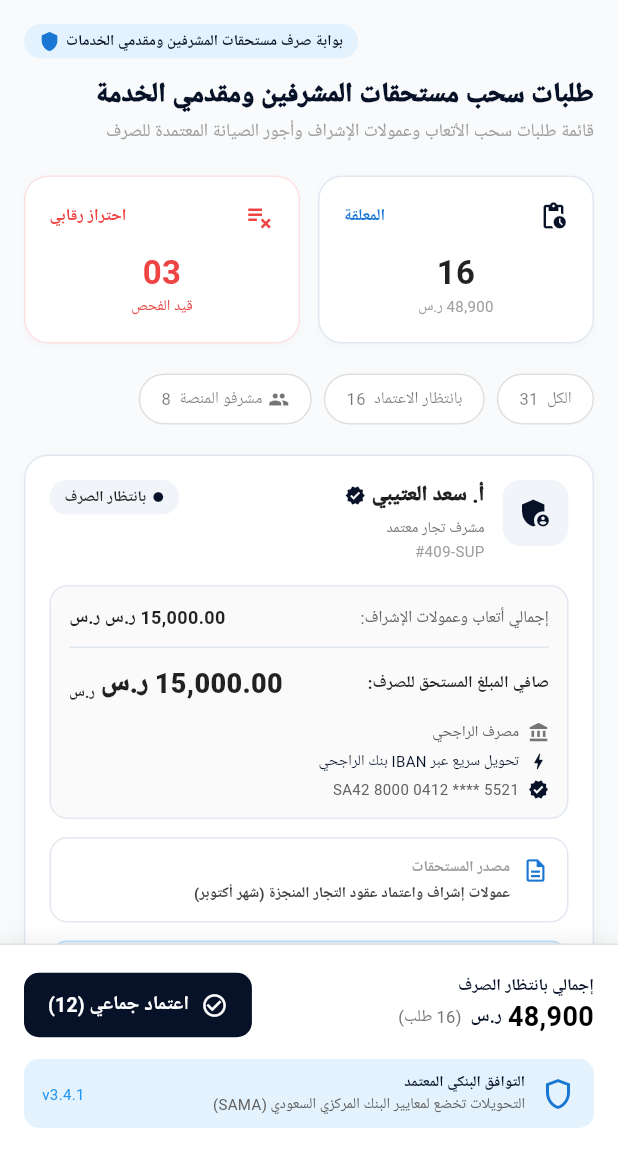
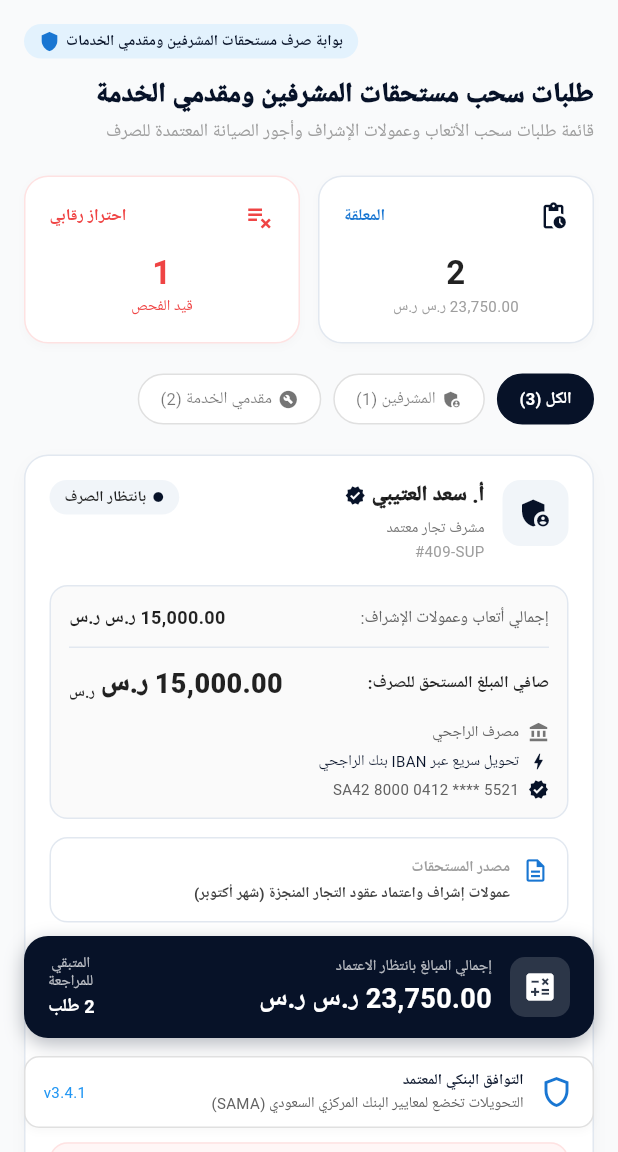
Before and after one commit to codeaurasol2000-lang/borwah-mng, a Flutter app: the SupervisorWithdrawalsScreen screen opened directly, on a phone screen of 412 x 824 dp, the part 84-1236 px from its top. Run offline on Flutter 3.47's test engine with Material 3 defaults, Android fonts, the phone set to English and light mode, and no system bars; our stand-ins replace dartz, equatable, flutter_bloc, get_it.

Commit message:
feat: make supervisor withdrawals screen fully dynamic and apply unified bottom bar style

```diff
--- a/lib/features/presentation/screens/supervisor_withdrawals_screen.dart
+++ b/lib/features/presentation/screens/supervisor_withdrawals_screen.dart
@@ -15,7 +15,31 @@ class SupervisorWithdrawalsScreen extends StatefulWidget {
 class _SupervisorWithdrawalsScreenState extends State<SupervisorWithdrawalsScreen> {
   List<WithdrawalRequestEntity> _requests = [];
   bool _isLoading = true;
-  String _selectedFilter = 'بانتظار الاعتماد 16';
+  String _selectedFilter = 'الكل';
+
+  List<WithdrawalRequestEntity> get _filteredRequests {
+    if (_selectedFilter == 'المشرفين') {
+      return _requests.where((r) => r.beneficiaryType == BeneficiaryType.supervisor).toList();
+    } else if (_selectedFilter == 'مقدمي الخدمة') {
+      return _requests.where((r) => r.beneficiaryType == BeneficiaryType.serviceProvider).toList();
+    }
+    return _requests; // الكل
+  }
+
+  int get _pendingCount => _filteredRequests.where((r) => r.status != RequestStatus.underInvestigation).length;
+  int get _frozenCount => _filteredRequests.where((r) => r.status == RequestStatus.underInvestigation).length;
+
+  double get _totalPendingAmount {
+    return _filteredRequests
+        .where((r) => r.status != RequestStatus.underInvestigation)
+        .fold(0.0, (sum, req) => sum + req.netAmount);
+  }
+
+  int _countFor(String type) {
+    if (type == 'المشرفين') return _requests.where((r) => r.beneficiaryType == BeneficiaryType.supervisor).length;
+    if (type == 'مقدمي الخدمة') return _requests.where((r) => r.beneficiaryType == BeneficiaryType.serviceProvider).length;
+    return _requests.length;
+  }
 
   @override
   void initState() {
@@ -112,8 +136,8 @@ class _SupervisorWithdrawalsScreenState extends State<SupervisorWithdrawalsScree
                     Expanded(
                       child: _buildMetricMiniCard(
                         title: 'المعلقة',
-                        count: '16',
-                        sub: '48,900 ر.س',
+                        count: '$_pendingCount',
+                        sub: '${CurrencyFormatter.format(_totalPendingAmount)} ر.س',
                         icon: Icons.pending_actions,
                         color: AppColors.primaryDark,
                         countColor: Colors.black87,
@@ -123,7 +147,7 @@ class _SupervisorWithdrawalsScreenState extends State<SupervisorWithdrawalsScree
                     Expanded(
                       child: _buildMetricMiniCard(
                         title: 'احتراز رقابي',
-                        count: '03',
+                        count: '$_frozenCount',
                         sub: 'قيد الفحص',
                         icon: Icons.playlist_remove,
                         color: AppColors.danger,
@@ -135,79 +159,79 @@ class _SupervisorWithdrawalsScreenState extends State<SupervisorWithdrawalsScree
                 const SizedBox(height: 20),
 
                 // 4. Filters
-                Row(
-                  mainAxisAlignment: MainAxisAlignment.start,
+                Wrap(
+                  spacing: 8,
+                  runSpacing: 8,
                   children: [
-                    _buildFilterChip('الكل  31'),
-                    const SizedBox(width: 8),
-                    _buildFilterChip('بانتظار الاعتماد  16'),
-                    const SizedBox(width: 8),
-                    _buildFilterChip('مشرفو المنصة  8', icon: Icons.group),
+                    _buildFilterChip('الكل'),
+                    _buildFilterChip('المشرفين', icon: Icons.admin_panel_settings),
+                    _buildFilterChip('مقدمي الخدمة', icon: Icons.build_circle),
                   ],
                 ),
                 const SizedBox(height: 20),
 
                 // 5. List of requests
-                ..._requests.map((req) => _buildWithdrawalCard(req)),
+                ..._filteredRequests.map((req) => _buildWithdrawalCard(req)),
               ],
             ),
 
             // 6. Bottom Sticky Bar
             Positioned(
-              bottom: 0,
-              left: 0,
-              right: 0,
-              child: Container(
-                padding: const EdgeInsets.symmetric(horizontal: 16, vertical: 16),
-                decoration: BoxDecoration(
-                  color: Colors.white,
-                  border: Border(top: BorderSide(color: Colors.grey.shade300)),
-                  boxShadow: [
-                    BoxShadow(color: Colors.black.withValues(alpha: 0.05), blurRadius: 10, offset: const Offset(0, -4)),
-                  ],
-                ),
+              bottom: 16,
+              left: 16,
+              right: 16,
               child: Column(
                 mainAxisSize: MainAxisSize.min,
                 children: [
-                    Row(
-                      mainAxisAlignment: MainAxisAlignment.spaceBetween,
+                  Container(
+                    padding: const EdgeInsets.symmetric(horizontal: 16, vertical: 12),
+                    decoration: BoxDecoration(
+                      color: AppColors.primaryDark,
+                      borderRadius: BorderRadius.circular(16),
+                      boxShadow: [
+                        BoxShadow(color: AppColors.primaryDark.withValues(alpha: 0.3), blurRadius: 10, offset: const Offset(0, 4)),
+                      ],
+                    ),
+                    child: Row(
                       children: [
-                        Column(
+                        Container(
+                          padding: const EdgeInsets.all(8),
+                          decoration: BoxDecoration(color: Colors.white.withValues(alpha: 0.15), borderRadius: BorderRadius.circular(10)),
+                          child: const Icon(Icons.calculate, color: Colors.white, size: 24),
+                        ),
+                        const SizedBox(width: 12),
+                        Expanded(
+                          child: Column(
                             crossAxisAlignment: CrossAxisAlignment.start,
                             mainAxisSize: MainAxisSize.min,
                             children: [
-                            const Text('إجمالي بانتظار الصرف', style: TextStyle(color: AppColors.primaryDark, fontSize: 11, fontWeight: FontWeight.bold)),
-                            Row(
+                              const Text('إجمالي المبالغ بانتظار الاعتماد', style: TextStyle(color: Colors.white70, fontSize: 10)),
+                              Text('${CurrencyFormatter.format(_totalPendingAmount)} ر.س', style: const TextStyle(color: Colors.white, fontSize: 18, fontWeight: FontWeight.bold)),
+                            ],
+                          ),
+                        ),
+                        Column(
+                          crossAxisAlignment: CrossAxisAlignment.end,
+                          mainAxisSize: MainAxisSize.min,
                           children: [
-                                const Text('48,900', style: TextStyle(color: Colors.black, fontSize: 18, fontWeight: FontWeight.bold)),
-                                const SizedBox(width: 4),
-                                const Text('ر.س', style: TextStyle(color: AppColors.primaryDark, fontSize: 12, fontWeight: FontWeight.bold)),
-                                const SizedBox(width: 6),
-                                Text('(16 طلب)', style: TextStyle(color: Colors.grey.shade600, fontSize: 11)),
+                            const Text('المتبقي\nللمراجعة', style: TextStyle(color: Colors.white70, fontSize: 10, height: 1.2), textAlign: TextAlign.center),
+                            const SizedBox(height: 2),
+                            Text('$_pendingCount طلب', style: const TextStyle(color: Colors.white, fontSize: 12, fontWeight: FontWeight.bold)),
                           ],
                         ),
                       ],
                     ),
-                        ElevatedButton.icon(
-                          style: ElevatedButton.styleFrom(
-                            backgroundColor: AppColors.primaryDark,
-                            foregroundColor: Colors.white,
-                            padding: const EdgeInsets.symmetric(horizontal: 16, vertical: 12),
-                            shape: RoundedRectangleBorder(borderRadius: BorderRadius.circular(10)),
-                            elevation: 0,
-                          ),
-                          icon: const Icon(Icons.check_circle_outline, size: 18),
-                          onPressed: () {},
-                          label: const Text('اعتماد جماعي (12)', style: TextStyle(fontSize: 13, fontWeight: FontWeight.bold)),
-                        ),
-                      ],
                   ),
                   const SizedBox(height: 12),
                   Container(
                     padding: const EdgeInsets.symmetric(vertical: 8, horizontal: 12),
                     decoration: BoxDecoration(
-                        color: Colors.blue.shade50,
+                      color: Colors.white,
+                      border: Border.all(color: Colors.grey.shade300),
                       borderRadius: BorderRadius.circular(10),
+                      boxShadow: [
+                        BoxShadow(color: Colors.black.withValues(alpha: 0.03), blurRadius: 4, offset: const Offset(0, 2)),
+                      ],
                     ),
                     child: Row(
                       children: [
@@ -229,17 +253,19 @@ class _SupervisorWithdrawalsScreenState extends State<SupervisorWithdrawalsScree
                 ],
               ),
             ),
-            ),
           ],
         ),
       ),
     );
   }
 
-  Widget _buildFilterChip(String label, {IconData? icon}) {
-    bool isSelected = _selectedFilter == label;
+  Widget _buildFilterChip(String filterType, {IconData? icon}) {
+    bool isSelected = _selectedFilter == filterType;
+    int count = _countFor(filterType);
+    String label = count > 0 ? '$filterType ($count)' : filterType;
+
     return GestureDetector(
-      onTap: () => setState(() => _selectedFilter = label),
+      onTap: () => setState(() => _selectedFilter = filterType),
       child: Container(
         padding: const EdgeInsets.symmetric(horizontal: 14, vertical: 8),
         decoration: BoxDecoration(
@@ -636,7 +662,7 @@ class _SupervisorWithdrawalsScreenState extends State<SupervisorWithdrawalsScree
                 icon: Icon(isDanger ? Icons.folder_off_outlined : Icons.check_circle_outline, size: 18),
                 onPressed: () {},
                 label: Text(
-                  isDanger ? 'الرفض و اشعار العميل' : 'اعتماد و ارسال الطلب للادارة',
+                  isDanger ? 'الرفض و اشعار العميل' : (isReady ? 'اعتماد و اعطاء أمر الصرف البنكي' : 'اعتماد و ارسال الطلب للادارة'),
                   style: const TextStyle(fontSize: 13, fontWeight: FontWeight.bold),
                 ),
               ),
```
Lines whose indentation alone changed are shown as unchanged.
